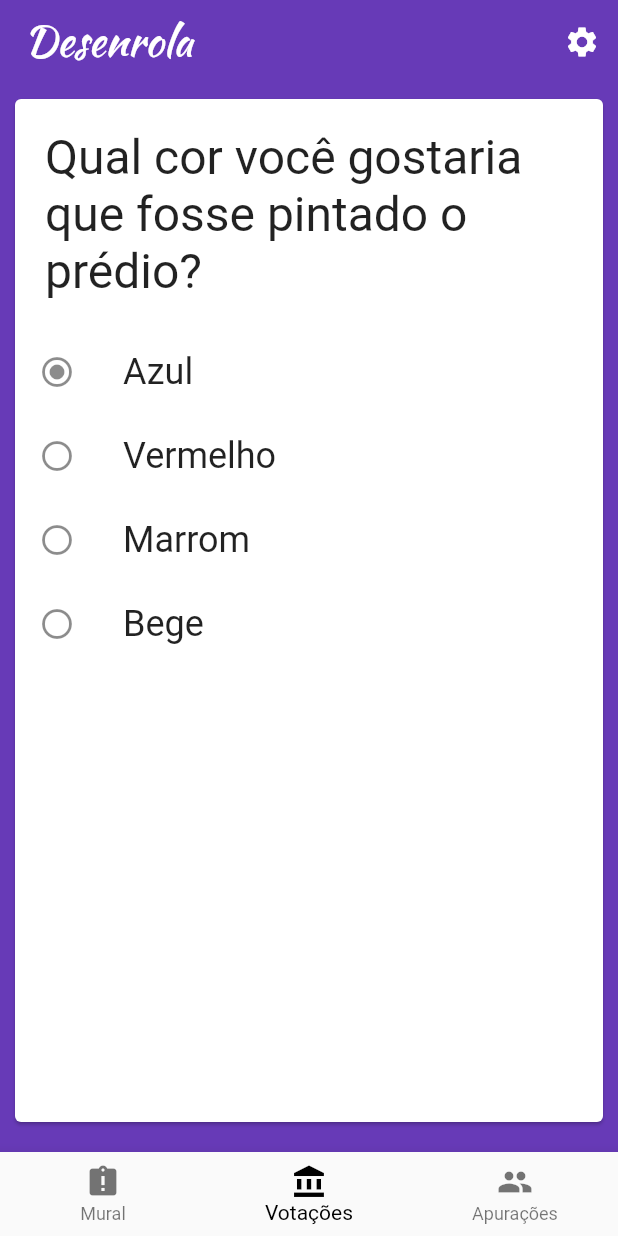
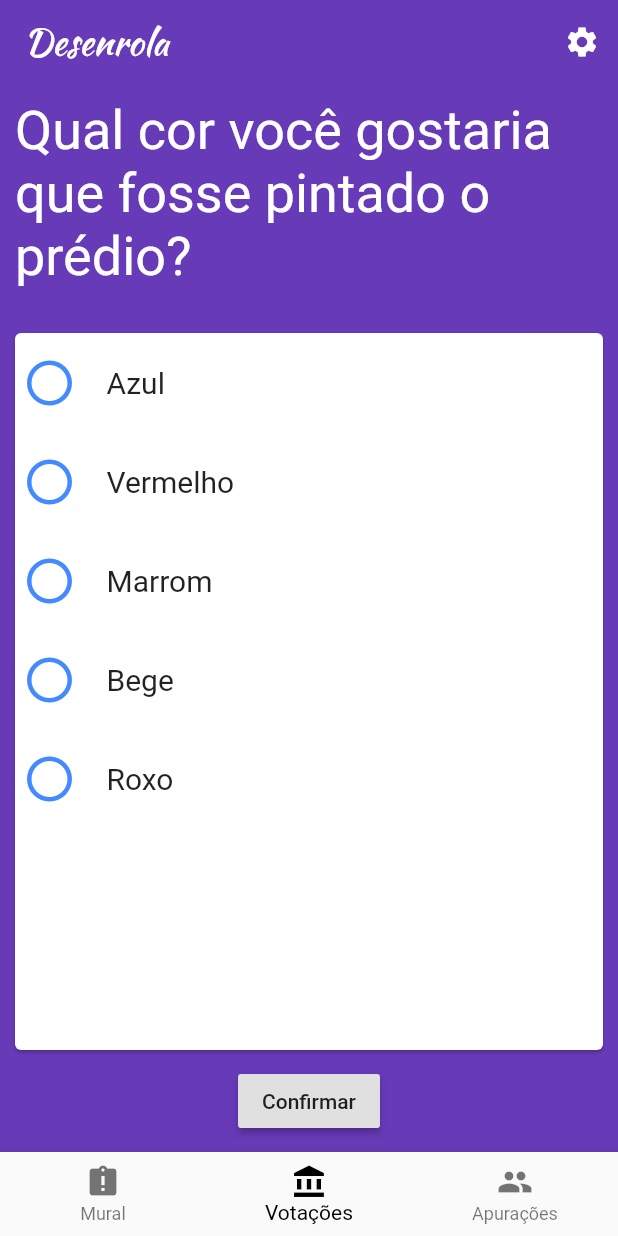
Before and after one commit to avlnx/assembly, a Flutter app: the screen it shows after launch, item 2 of the bottom bar chosen, on a phone screen of 412 x 824 dp. Run offline on Flutter 3.47's test engine with Material 2 defaults, Android fonts, the phone set to English and light mode, and no system bars.

Commit message:
Adds better mock data and interface to votetab

```diff
--- a/lib/home_widget.dart
+++ b/lib/home_widget.dart
@@ -28,7 +28,7 @@ class _HomeState extends State<Home> {
           'Desenrola',
           style: TextStyle(
             fontFamily: 'Kaushan Script',
-            fontSize: 28.0,
+            fontSize: 24.0,
           ),
         ),
         actions: <Widget>[
--- a/lib/tabs/votes_tab.dart
+++ b/lib/tabs/votes_tab.dart
@@ -6,63 +6,92 @@ class VotesTab extends StatefulWidget {
   _VotesTabState createState() => _VotesTabState();
 }
 
-class Vote {
+class Question {
+  int id;
   String title;
   DateTime date;
+  List<Choice> choices;
 
-  Vote(this.title, this.date);
+  Question(this.id, this.title, this.date, this.choices);
+}
+
+class Choice {
+  String title;
+  int id;
+
+  Choice(this.title, this.id);
 }
 
 class _VotesTabState extends State<VotesTab> {
-  final _results = <Vote>[];
+  List<Question> _questions = <Question>[];
+  int _selected;
 
   @override
   void initState() {
-    // implement initState
+    // We will load one pending question at a time
     super.initState();
     // Create mock data
-    _results.addAll(List<Vote>.generate(
-        50, (i) => Vote("Votação #${Random().nextInt(1000)}", DateTime.now())));
+    _questions.add(
+      Question(1, 'Qual cor você gostaria que fosse pintado o prédio?',
+          DateTime.now(), [
+        Choice('Azul', 1),
+        Choice('Vermelho', 2),
+        Choice('Marrom', 3),
+        Choice('Bege', 4),
+        Choice('Roxo', 5),
+      ]),
+    );
+  }
+
+  Question getNextQuestion() {
+    return _questions.length > 0 ? _questions.first : null;
   }
 
   @override
   Widget build(BuildContext context) {
+    Question question = getNextQuestion();
+
     return Padding(
-      child: Card(
       child: Column(
         children: <Widget>[
-            Padding(
-              padding: EdgeInsets.all(20.0),
-              child: Center(
-                child: Text(
-                  'Qual cor você gostaria que fosse pintado o prédio?',
-                  style: TextStyle(fontSize: 32.0, ),
+          Text(
+            question.title,
+            style: TextStyle(
+              fontSize: 36.0,
+              color: Colors.white,
             ),
           ),
+          Expanded(
+            child: Card(
+              child: ListView.builder(
+                itemCount: question.choices.length,
+                itemBuilder: (context, index) {
+                  return ListTile(
+                    title: Text(
+                      question.choices[index].title,
+                      style: TextStyle(fontSize: 20.0),
                     ),
-            ListTile(
-              title: Text('Azul',
-              style: TextStyle(fontSize: 24.0),),
-              leading: Icon(Icons.radio_button_checked),
+                    leading: Icon(
+                      index == _selected ? Icons.check_circle : Icons.radio_button_unchecked,
+                      size: 36.0,
+                      color: Colors.blueAccent,
                     ),
-            ListTile(
-              title: Text('Vermelho',
-                style: TextStyle(fontSize: 24.0),),
-              leading: Icon(Icons.radio_button_unchecked),
+                    contentPadding: EdgeInsets.all(5.0),
+                    onTap: () {
+                      setState(() { _selected = index; });
+                    },
+                  );
+                },
               ),
-            ListTile(
-              title: Text('Marrom',
-                style: TextStyle(fontSize: 24.0),),
-              leading: Icon(Icons.radio_button_unchecked),
+              margin: EdgeInsets.fromLTRB(0.0, 30.0, 0.0, 10.0),
             ),
-            ListTile(
-              title: Text('Bege',
-                style: TextStyle(fontSize: 24.0),),
-              leading: Icon(Icons.radio_button_unchecked),
+          ),
+          RaisedButton(
+            child: Text('Confirmar'),
+            color: Theme.of(context).buttonColor,
+            onPressed: () {},
           ),
         ],
-        ),
-        margin: EdgeInsets.fromLTRB(0.0, 0.0, 0.0, 10.0),
       ),
       padding: EdgeInsets.all(10.0),
     );
```
Lines whose indentation alone changed are shown as unchanged.
